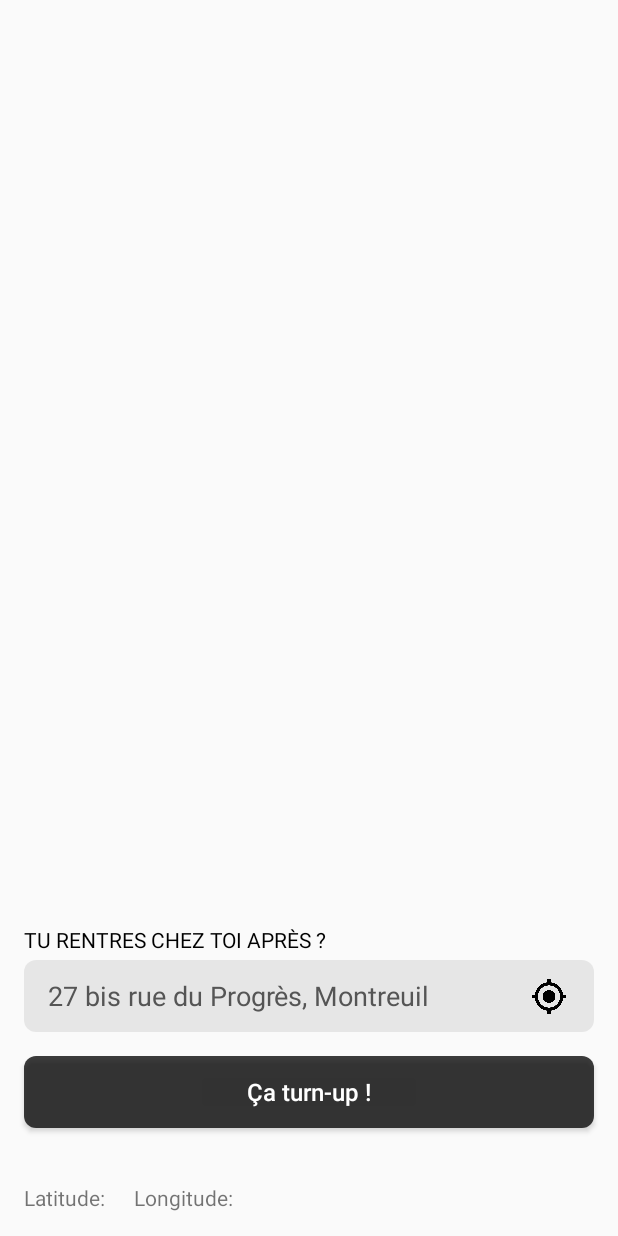
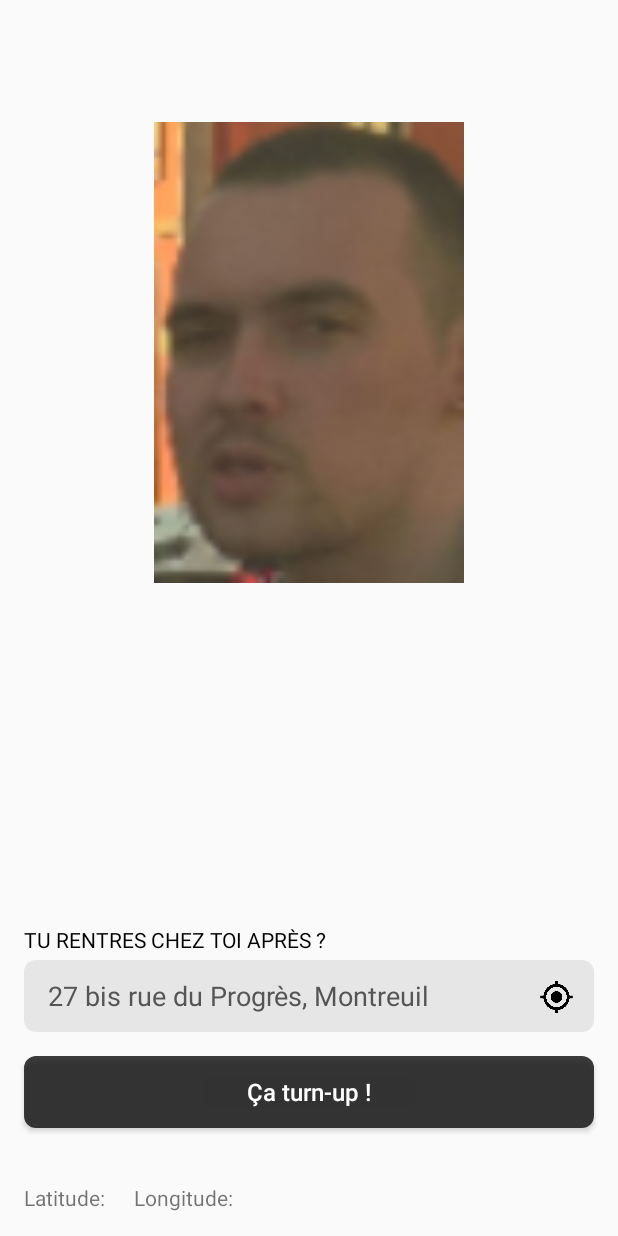
Before and after one commit to ArmandBeni/SemaineMobile, an Android app: the screen it shows after launch (MainActivity), on a phone screen of 412 x 824 dp. Run offline under Robolectric (Android 15) with nearby library versions, the light colour scheme and no system bars; 1 statement that could not run was skipped.

Commit message:
add random img on main

```diff
--- a/app/src/main/java/com/example/semainemobile/MainActivity.kt
+++ b/app/src/main/java/com/example/semainemobile/MainActivity.kt
@@ -17,6 +17,7 @@ import android.widget.Toast
 import androidx.core.app.ActivityCompat
 import com.google.android.gms.location.*
 import kotlinx.android.synthetic.main.activity_main.*
+import java.util.*
 
 class MainActivity : AppCompatActivity() {
 
@@ -38,11 +39,16 @@ class MainActivity : AppCompatActivity() {
             startActivity(intent)
         }
 
-        val imageView = findViewById<ImageView>(R.id.posImageView) as ImageView
+        val posImageView = findViewById<ImageView>(R.id.posImageView)
 
-        imageView.setOnClickListener {
+        posImageView.setOnClickListener {
             Toast.makeText(this@MainActivity, "lat : ${latTextView.text}, lon : ${lonTextView.text}", Toast.LENGTH_SHORT).show()
         }
+
+        val images = intArrayOf(R.drawable.img1, R.drawable.img2, R.drawable.img3, R.drawable.img4)
+
+        val rand = Random()
+        imageView.setImageResource(images[rand.nextInt(images.size)])
     }
 
     @SuppressLint("MissingPermission")
--- a/app/src/main/res/layout/activity_main.xml
+++ b/app/src/main/res/layout/activity_main.xml
@@ -80,15 +80,26 @@
 
     <ImageView
         android:id="@+id/posImageView"
-        android:layout_width="25dp"
-        android:layout_height="27dp"
+        android:layout_width="23dp"
+        android:layout_height="25dp"
         android:clickable="true"
         app:layout_constraintBottom_toBottomOf="@+id/editText"
         app:layout_constraintEnd_toEndOf="@+id/editText"
-        app:layout_constraintHorizontal_bias="0.952"
+        app:layout_constraintHorizontal_bias="0.963"
         app:layout_constraintStart_toStartOf="@+id/editText"
         app:layout_constraintTop_toTopOf="@+id/editText"
         app:layout_constraintVertical_bias="0.521"
         app:srcCompat="@drawable/myposition" />
 
+    <ImageView
+        android:id="@+id/imageView"
+        android:layout_width="253dp"
+        android:layout_height="307dp"
+        app:layout_constraintBottom_toBottomOf="parent"
+        app:layout_constraintEnd_toEndOf="parent"
+        app:layout_constraintStart_toStartOf="parent"
+        app:layout_constraintTop_toTopOf="parent"
+        app:layout_constraintVertical_bias="0.158"
+        app:srcCompat="@drawable/img1" />
+
 </androidx.constraintlayout.widget.ConstraintLayout>
```
Also changed, not shown: app/src/main/res/drawable/img1.jpg (added), app/src/main/res/drawable/img2.jpg (added), app/src/main/res/drawable/img3.png (added), app/src/main/res/drawable/img4.jpg (added).
